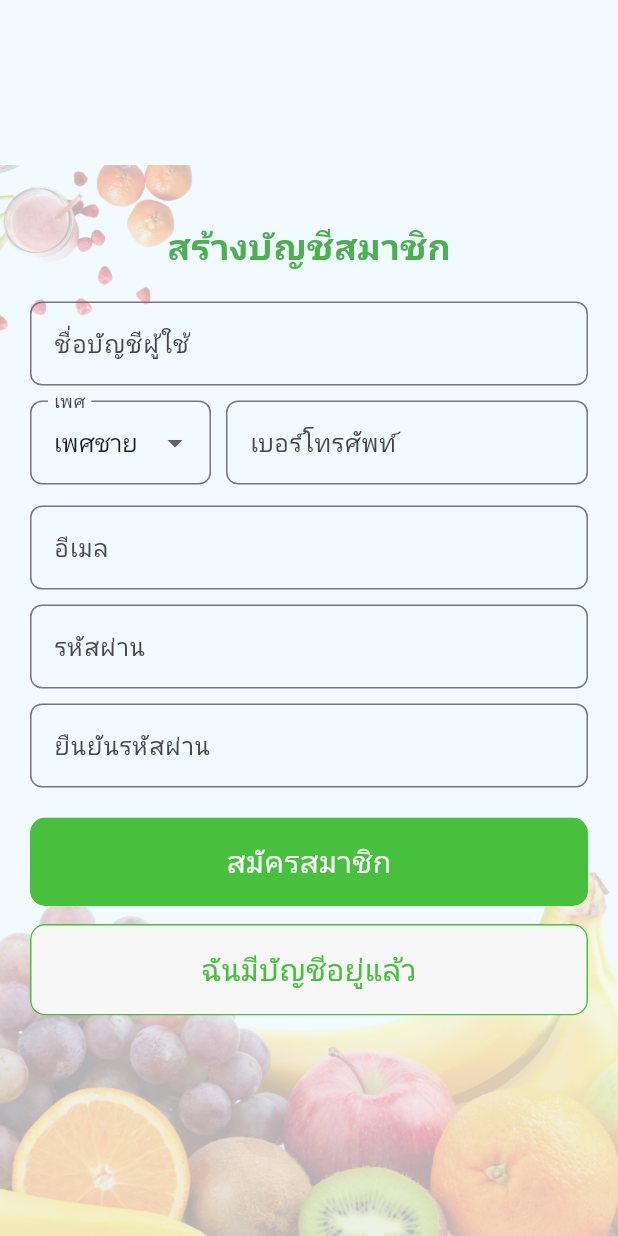
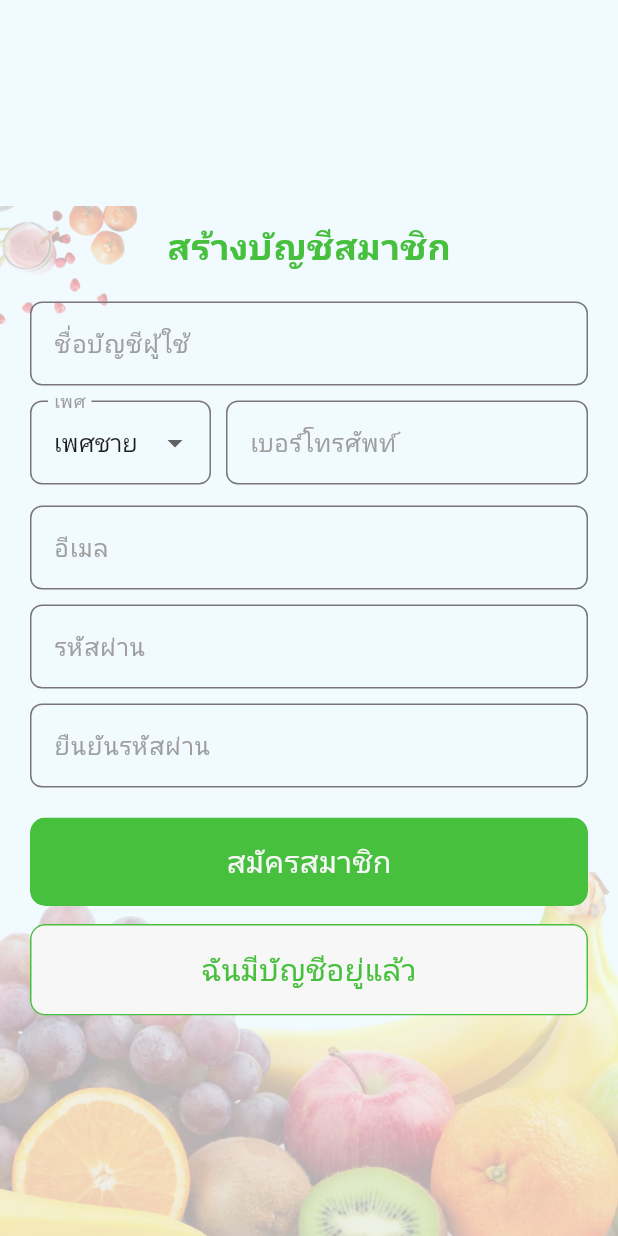
Before and after one commit to Praewawawa/chemicalsprayingchemicalspraying-App, a Flutter app: the CreateAccountScreen screen opened directly, on a phone screen of 412 x 824 dp. Run offline on Flutter 3.47's test engine with Material 3 defaults, Android fonts, the phone set to English and light mode, and no system bars; our stand-ins replace auto_route, flutter_map, google_maps_flutter, latlong2, shared_preferences; missing offline and left inert: mqtt_client; accounts and stored records are empty.

Commit message:
Initial commit

```diff
--- a/lib/screen/createaccount.dart
+++ b/lib/screen/createaccount.dart
@@ -46,7 +46,7 @@ backgroundColor: const Color(0xFFF0FAFF),
         opacity: 0.3,
         child: SizedBox(
           height: MediaQuery.of(context).size.height * 0.50,
-          width: MediaQuery.of(context).size.width * 0.7,
+          width: MediaQuery.of(context).size.width * 0.5,
           child: Image.asset(
             'lib/assets/image/8.png',
             fit: BoxFit.contain,
@@ -87,7 +87,7 @@ backgroundColor: const Color(0xFFF0FAFF),
                     style: TextStyle(
                       fontSize: 24.0,
                       fontWeight: FontWeight.bold,
-                      color: Colors.green,
+                      color: mainColor,
                     ),
                   ),
                   const SizedBox(height: 20),
@@ -96,8 +96,14 @@ backgroundColor: const Color(0xFFF0FAFF),
                     controller: _usernameController,
                     decoration: InputDecoration(
                       labelText: 'ชื่อบัญชีผู้ใช้',
+                      labelStyle: const TextStyle(color: Colors.grey),
                       border: OutlineInputBorder(
+                        borderSide: const BorderSide(color: mainColor),
                         borderRadius: BorderRadius.circular(8.0),
+                      ),
+                      focusedBorder: OutlineInputBorder(
+                        borderSide: const BorderSide(color: mainColor, width: 2),
+                        borderRadius: BorderRadius.circular(12.0),
                       ),
                     ),
                   ),
@@ -120,8 +126,14 @@ backgroundColor: const Color(0xFFF0FAFF),
                             },
                             decoration: InputDecoration(
                               labelText: 'เพศ',
+                              labelStyle: const TextStyle(color: Colors.grey),
                               border: OutlineInputBorder(
+                                borderSide: const BorderSide(color: mainColor),
                                 borderRadius: BorderRadius.circular(8.0),
+                              ),
+                              focusedBorder: OutlineInputBorder(
+                                borderSide: const BorderSide(color: mainColor, width: 2),
+                                borderRadius: BorderRadius.circular(12.0),
                               ),
                             ),
                             items: ['เพศชาย', 'เพศหญิง', 'อื่นๆ']
@@ -143,8 +155,14 @@ backgroundColor: const Color(0xFFF0FAFF),
                             controller: _phoneController,
                             decoration: InputDecoration(
                               labelText: 'เบอร์โทรศัพท์',
+                              labelStyle: const TextStyle(color: Colors.grey),
                               border: OutlineInputBorder(
+                                borderSide: const BorderSide(color: mainColor),
                                 borderRadius: BorderRadius.circular(8.0),
+                              ),
+                              focusedBorder: OutlineInputBorder(
+                                borderSide: const BorderSide(color: mainColor, width: 2),
+                                borderRadius: BorderRadius.circular(12.0),
                               ),
                             ),
                           ),
@@ -159,8 +177,14 @@ backgroundColor: const Color(0xFFF0FAFF),
                     controller: _emailController,
                     decoration: InputDecoration(
                       labelText: 'อีเมล',
+                      labelStyle: const TextStyle(color: Colors.grey),
                       border: OutlineInputBorder(
+                        borderSide: const BorderSide(color: mainColor),
                         borderRadius: BorderRadius.circular(8.0),
+                      ),
+                      focusedBorder: OutlineInputBorder(
+                        borderSide: const BorderSide(color: mainColor, width: 2),
+                        borderRadius: BorderRadius.circular(12.0),
                       ),
                     ),
                   ),
@@ -171,8 +195,14 @@ backgroundColor: const Color(0xFFF0FAFF),
                     controller: _passwordController,
                     decoration: InputDecoration(
                       labelText: 'รหัสผ่าน',
+                      labelStyle: const TextStyle(color: Colors.grey),
                       border: OutlineInputBorder(
+                        borderSide: const BorderSide(color: mainColor),
                         borderRadius: BorderRadius.circular(8.0),
+                      ),
+                      focusedBorder: OutlineInputBorder(
+                        borderSide: const BorderSide(color: mainColor, width: 2),
+                        borderRadius: BorderRadius.circular(12.0),
                       ),
                     ),
                     obscureText: true,
@@ -184,8 +214,14 @@ backgroundColor: const Color(0xFFF0FAFF),
                     controller: _confirmPasswordController,
                     decoration: InputDecoration(
                       labelText: 'ยืนยันรหัสผ่าน',
+                      labelStyle: const TextStyle(color: Colors.grey),
                       border: OutlineInputBorder(
+                        borderSide: const BorderSide(color: mainColor),
                         borderRadius: BorderRadius.circular(8.0),
+                      ),
+                        focusedBorder: OutlineInputBorder(
+                        borderSide: const BorderSide(color: mainColor, width: 2),
+                        borderRadius: BorderRadius.circular(12.0),
                       ),
                     ),
                     obscureText: true,
--- a/lib/screen/login.dart
+++ b/lib/screen/login.dart
@@ -75,7 +75,7 @@ Widget build(BuildContext context) {
                     controller: _emailController,
                     decoration: InputDecoration(
                       labelText: 'อีเมล',
-                      labelStyle: const TextStyle(color: mainColor, fontSize: 16),
+                      labelStyle: const TextStyle(color: grayColor, fontSize: 16),
                       contentPadding: const EdgeInsets.symmetric(horizontal: 16, vertical: 20),
                       enabledBorder: OutlineInputBorder(
                         borderSide: const BorderSide(color: mainColor),
```
Also changed, not shown: lib/components/app-text-field.dart (+85 -2 lines).
